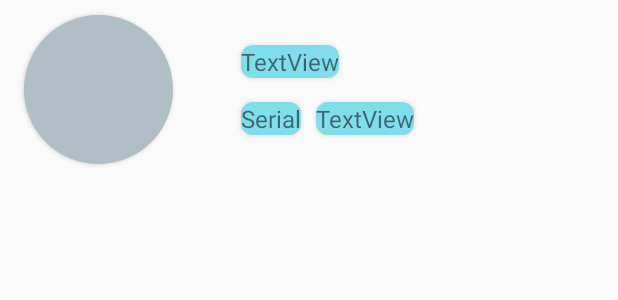
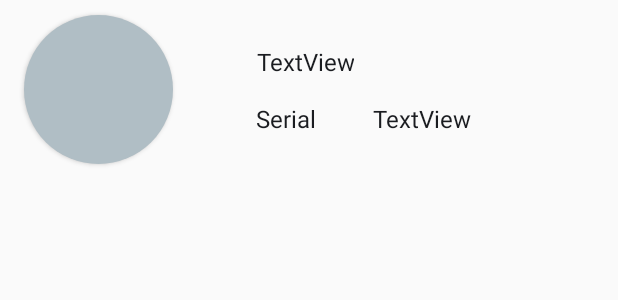
Before and after one commit to AlejandroPerezGarcia/ProyectoFinalCurso, an Android app: the layout fragment_list_favorito.xml on its own in the app's theme, with its tools: preview values and no code run, on a phone screen of 412 x 824 dp. Shown: the top 300 px of the screen. Run offline under Robolectric (Android 15) with nearby library versions, the phone set to English and light mode, and no system bars.

Commit message:
Feo funcional para entrega proyecto 29 09 2020

```diff
--- a/app/src/main/java/cl/alejandroperez/amiibo/model/api/AmiiboX.kt
+++ b/app/src/main/java/cl/alejandroperez/amiibo/model/api/AmiiboX.kt
@@ -8,5 +8,5 @@ data class AmiiboX(
     val name: String,
     val tail: String,
     val type: String,
-     val favorito: Boolean
+    val favorito: Boolean
 )
--- a/app/src/main/java/cl/alejandroperez/amiibo/view/MainActivity.kt
+++ b/app/src/main/java/cl/alejandroperez/amiibo/view/MainActivity.kt
@@ -10,8 +10,6 @@ import cl.alejandroperez.amiibo.R
 
 
 class MainActivity : AppCompatActivity() {
-
-
 
     override fun onCreate(savedInstanceState: Bundle?) {
         super.onCreate(savedInstanceState)
--- a/app/src/main/res/drawable/myrectlist.xml
+++ b/app/src/main/res/drawable/myrectlist.xml
@@ -1,6 +1,8 @@
 <?xml version="1.0" encoding="utf-8"?>
 <shape xmlns:android="http://schemas.android.com/apk/res/android"
     android:shape="rectangle">
-    <solid android:color="#80DEEA" />
-    <corners android:radius="8dp" />
+    <solid android:color="#fcdab7" />
+
+
+
 </shape>
--- a/app/src/main/res/drawable/rectlist.xml
+++ b/app/src/main/res/drawable/rectlist.xml
@@ -1,6 +1,6 @@
 <?xml version="1.0" encoding="utf-8"?>
 <shape xmlns:android="http://schemas.android.com/apk/res/android"
     android:shape="rectangle">
-    <solid android:color="#C5E1A5" />
+    <solid android:color="#1e5f74" />
     <corners android:radius="8dp" />
 </shape>
--- a/app/src/main/res/layout-land/fragment_amiibo_detail.xml
+++ b/app/src/main/res/layout-land/fragment_amiibo_detail.xml
@@ -11,7 +11,7 @@
         android:id="@+id/imageViewDetail"
         android:layout_width="143dp"
         android:layout_height="140dp"
-        android:background="@drawable/myrectimagelist"
+
         android:elevation="2dp"
         app:layout_constraintBottom_toBottomOf="parent"
         app:layout_constraintEnd_toEndOf="parent"
--- a/app/src/main/res/layout-land/list_amiibo.xml
+++ b/app/src/main/res/layout-land/list_amiibo.xml
@@ -14,7 +14,7 @@
         android:layout_height="wrap_content"
         android:layout_marginStart="10dp"
         android:layout_marginEnd="48dp"
-        android:background="@drawable/myrectlist"
+
         android:elevation="2dp"
         android:fontFamily="@font/bauhaus"
         android:text="TextView"
@@ -33,7 +33,7 @@
         android:layout_height="wrap_content"
         android:layout_marginStart="30dp"
         android:layout_marginTop="30dp"
-        android:background="@drawable/myrectlist"
+
         android:elevation="2dp"
         android:fontFamily="@font/bauhaus"
         android:text="TextView"
@@ -65,7 +65,7 @@
         android:layout_height="wrap_content"
         android:layout_marginStart="30dp"
         android:layout_marginTop="50dp"
-        android:background="@drawable/myrectlist"
+
         android:elevation="2dp"
         android:fontFamily="@font/bauhaus"
         android:text="Serial"
--- a/app/src/main/res/layout/fragment_list_favorito.xml
+++ b/app/src/main/res/layout/fragment_list_favorito.xml
@@ -9,15 +9,19 @@
 
     <TextView
         android:id="@+id/textViewTailFavorito"
-        android:layout_width="wrap_content"
+        android:layout_width="100dp"
+        android:gravity="center"
         android:layout_height="wrap_content"
         android:layout_marginStart="10dp"
         android:layout_marginEnd="48dp"
-        android:background="@drawable/myrectlist"
+
         android:elevation="2dp"
         android:fontFamily="@font/bauhaus"
         android:text="TextView"
         android:textSize="16dp"
+
+
+        android:textColor="@color/letras"
 
         app:layout_constraintBottom_toBottomOf="@+id/textView"
         app:layout_constraintEnd_toEndOf="parent"
@@ -32,11 +36,15 @@
         android:layout_height="wrap_content"
         android:layout_marginStart="30dp"
         android:layout_marginTop="30dp"
-        android:background="@drawable/myrectlist"
+
         android:elevation="2dp"
+        android:paddingLeft="10dp"
+        android:paddingRight="10dp"
         android:fontFamily="@font/bauhaus"
+        android:textColor="@color/letras"
         android:text="TextView"
         android:textSize="16dp"
+        android:gravity="center"
         app:layout_constraintStart_toStartOf="@+id/guideline"
         app:layout_constraintTop_toTopOf="parent" />
 
@@ -54,7 +62,8 @@
         app:layout_constraintBottom_toBottomOf="parent"
         app:layout_constraintEnd_toStartOf="@+id/guideline"
         app:layout_constraintStart_toStartOf="parent"
-        app:layout_constraintTop_toTopOf="parent" />
+        app:layout_constraintTop_toTopOf="parent"
+        app:layout_constraintVertical_bias="0.0" />
 
     <TextView
         android:id="@+id/textView"
@@ -62,11 +71,15 @@
         android:layout_height="wrap_content"
         android:layout_marginStart="30dp"
         android:layout_marginTop="50dp"
-        android:background="@drawable/myrectlist"
+
         android:elevation="2dp"
         android:fontFamily="@font/bauhaus"
         android:text="Serial"
         android:textSize="16dp"
+        android:paddingLeft="10dp"
+        android:paddingRight="10dp"
+        android:gravity="center"
+        android:textColor="@color/letras"
         app:layout_constraintBottom_toBottomOf="parent"
         app:layout_constraintStart_toStartOf="@+id/guideline"
         app:layout_constraintTop_toTopOf="parent"
--- a/app/src/main/res/layout/list_amiibo.xml
+++ b/app/src/main/res/layout/list_amiibo.xml
@@ -17,6 +17,7 @@
         android:layout_marginStart="10dp"
         android:layout_marginEnd="48dp"
         android:text="TextView"
+        android:textColor="#1a1c20"
         android:elevation="2dp"
         android:background="@drawable/myrectlist"
         android:fontFamily="@font/bauhaus"
@@ -36,6 +37,7 @@
         android:layout_marginStart="30dp"
         android:layout_marginTop="30dp"
         android:text="TextView"
+        android:textColor="#1a1c20"
         android:elevation="2dp"
         android:background="@drawable/myrectlist"
         android:fontFamily="@font/bauhaus"
@@ -70,6 +72,7 @@
         android:background="@drawable/myrectlist"
         android:fontFamily="@font/bauhaus"
         android:textSize="16dp"
+        android:textColor="#1a1c20"
         app:layout_constraintBottom_toBottomOf="parent"
         app:layout_constraintStart_toStartOf="@+id/guideline"
         app:layout_constraintTop_toTopOf="parent"
--- a/app/src/main/res/values/colors.xml
+++ b/app/src/main/res/values/colors.xml
@@ -2,8 +2,9 @@
 <resources>
     <color name="colorPrimary">#6200EE</color>
     <color name="colorPrimaryDark">#3700B3</color>
-    <color name="colorAccent">#03DAC5</color>
+    <color name="colorAccent">#7d0633</color>
     <color name="colorDetail">#C8E6C9</color>
     <color name="colorList">#B0BEC5</color>
     <color name="fondoList">#000000 </color>"
+    <color name="letras">#1a1c20</color>
 </resources>
```
Also changed, not shown: app/src/main/res/layout/fragment_amiibo_detail.xml (+30 -3 lines), app/src/main/res/drawable/myrectadetail.xml (renamed from app/src/main/res/drawable/myrectimagelist.xml).
